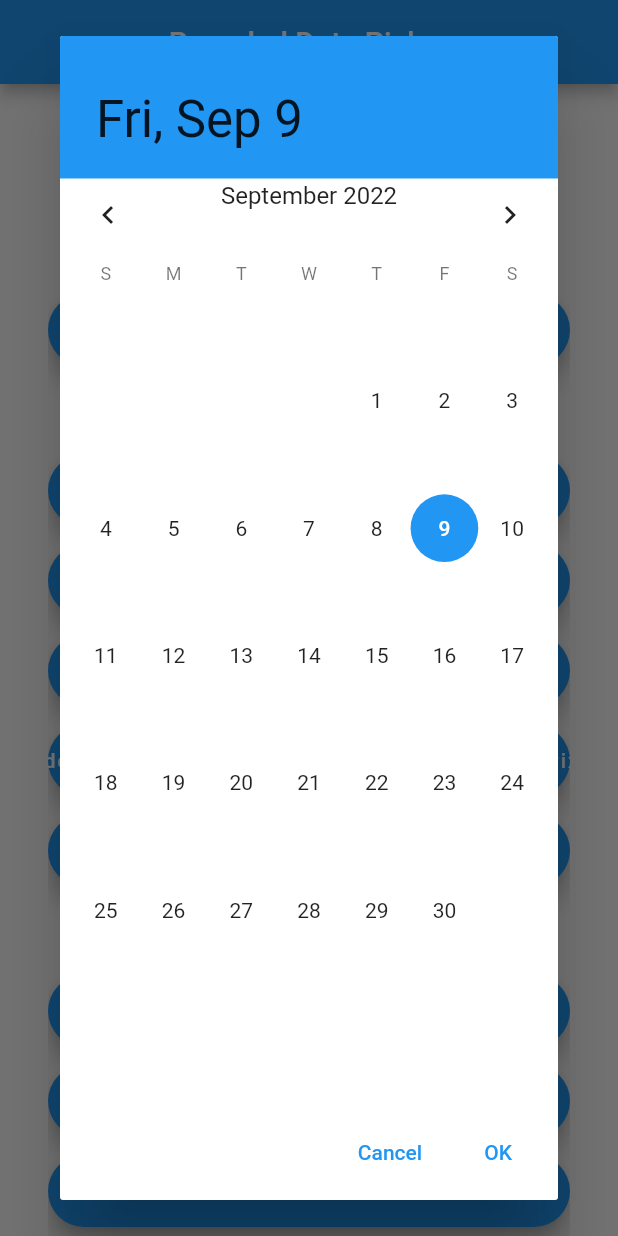
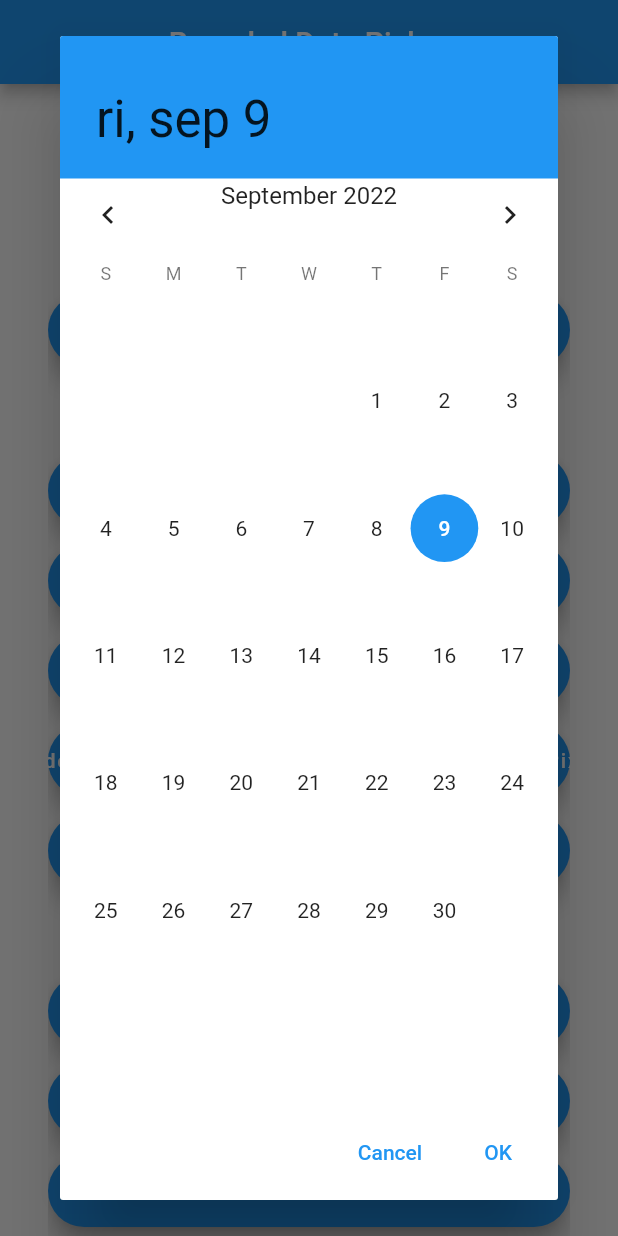
Before and after one commit to benznest/flutter_rounded_date_picker, a Flutter app: the screen it shows after launch, after a tap on "Material Calendar (Original)", on a phone screen of 412 x 824 dp. Run offline on Flutter 3.47's test engine with Material 2 defaults, Android fonts, the phone set to English and light mode, and no system bars.

Commit message:
Uapdates text for the month and day

```diff
--- a/lib/src/widgets/flutter_rounded_date_picker_header.dart
+++ b/lib/src/widgets/flutter_rounded_date_picker_header.dart
@@ -162,7 +162,7 @@ class FlutterRoundedDatePickerHeader extends StatelessWidget {
         child: Semantics(
           selected: mode == DatePickerMode.day,
           child: Text(
-            localizations.formatMediumDate(selectedDate),
+            localizations.formatMediumDate(selectedDate).toUpperCase().substring(1).toLowerCase(),
             textScaleFactor: 1,
             style: dayStyle,
           ),
```
